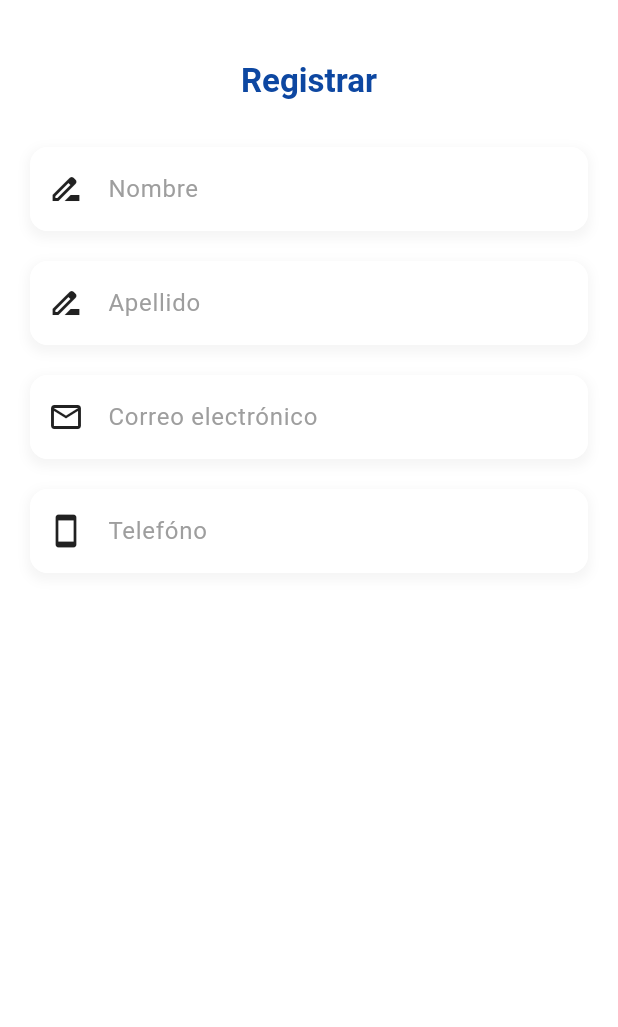
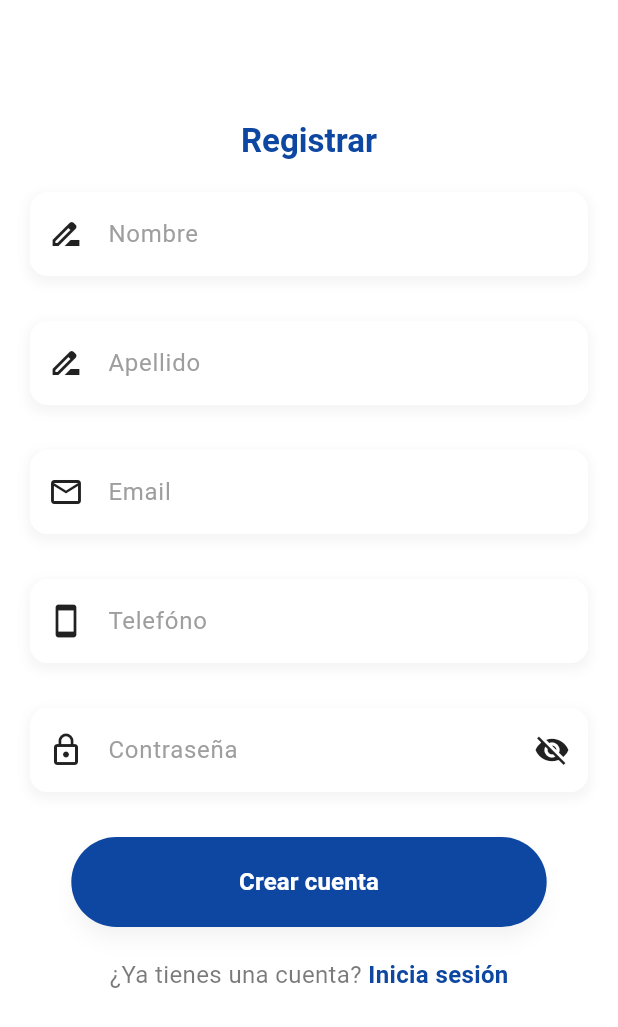
Before and after one commit to Danie0822/habbit_mobil_flutter, a Flutter app: the RegisterScreen screen opened directly, on a phone screen of 412 x 824 dp. Shown: the top 1027 px of the screen. Run offline on Flutter 3.47's test engine with Material 3 defaults, Android fonts, the phone set to English and light mode, and no system bars; our stand-ins replace animated_bottom_navigation_bar, go_router.

Commit message:
Pantalla de registro almost done

```diff
--- a/lib/routes/app_router.dart
+++ b/lib/routes/app_router.dart
@@ -6,7 +6,7 @@ final GoRouter router = GoRouter(
   routes: [
     GoRoute(
       path: '/',
-      builder: (context, state) => LoginScreen(),
+      builder: (context, state) => RegisterScreen(),
     ),
     GoRoute(
       path: '/main',
--- a/lib/screens/register_screen.dart
+++ b/lib/screens/register_screen.dart
@@ -1,7 +1,7 @@
-import 'dart:js';
-
 import 'package:flutter/gestures.dart';
 import 'package:flutter/material.dart';
+import 'package:flutter/services.dart';
+import 'package:go_router/go_router.dart';
 import 'package:habbit_mobil_flutter/common/styles/text.dart';
 import 'package:habbit_mobil_flutter/common/widgets/button.dart';
 import 'package:habbit_mobil_flutter/common/widgets/text_field.dart';
@@ -16,9 +16,10 @@ class RegisterScreen extends StatefulWidget {
   State<RegisterScreen> createState() => _RegisterScreenState();
 }
 
-class _RegisterScreenState extends State<RegisterScreen> with TickerProviderStateMixin{
-
+class _RegisterScreenState extends State<RegisterScreen>
+    with TickerProviderStateMixin {
   final _formKey = GlobalKey<FormState>();
+  bool showPassword = false;
 
   late AnimationController _fadeInController;
   late Animation<double> _fadeInAnimation;
@@ -28,7 +29,7 @@ class _RegisterScreenState extends State<RegisterScreen> with TickerProviderStat
     super.initState();
     _fadeInController = AnimationController(
       vsync: this,
-      duration: Duration(milliseconds: 500),
+      duration: const Duration(milliseconds: 500),
     );
     _fadeInAnimation = Tween<double>(begin: 0.0, end: 1.0).animate(
       CurvedAnimation(parent: _fadeInController, curve: Curves.easeInOut),
@@ -44,7 +45,7 @@ class _RegisterScreenState extends State<RegisterScreen> with TickerProviderStat
 
   @override
   Widget build(BuildContext context) {
-    final screenHeight = MediaQuery.of(context).size.height;
+    //final screenHeight = MediaQuery.of(context).size.height;
     final theme = Theme.of(context);
     final Color colorTexto = Theme.of(context).brightness == Brightness.light
         ? secondaryColor
@@ -52,12 +53,12 @@ class _RegisterScreenState extends State<RegisterScreen> with TickerProviderStat
 
     return Scaffold(
         backgroundColor: theme.backgroundColor,
-      body:  SingleChildScrollView(
+        body: SingleChildScrollView(
           child: Column(
             children: [
               AnimatedBuilder(
                   animation: _fadeInAnimation,
-              builder: (context, child){
+                  builder: (context, child) {
                     return Opacity(
                       opacity: _fadeInAnimation.value,
                       child: Container(
@@ -76,12 +77,13 @@ class _RegisterScreenState extends State<RegisterScreen> with TickerProviderStat
                               child: Column(
                                 crossAxisAlignment: CrossAxisAlignment.center,
                                 children: [
-                              const SizedBox(height: 20),
+                                  const SizedBox(height: 60),
                                   Text(
                                     "Registrar",
-                              style: AppStyles.headline6(context, colorTexto),
+                                    style: AppStyles.headline6(
+                                        context, colorTexto),
                                   ),
-                              const SizedBox(height: 20),
+                                  const SizedBox(height: 10),
                                   //Inicio de los txt para el formulario
                                   MyTextField(
                                     context: context,
@@ -90,6 +92,7 @@ class _RegisterScreenState extends State<RegisterScreen> with TickerProviderStat
                                     icon: Icons.drive_file_rename_outline,
                                     key: const Key('nombre'),
                                   ),
+                                  const SizedBox(height: 10),
                                   MyTextField(
                                     context: context,
                                     hint: "Apellido",
@@ -97,34 +100,99 @@ class _RegisterScreenState extends State<RegisterScreen> with TickerProviderStat
                                     icon: Icons.drive_file_rename_outline,
                                     key: const Key('apellido'),
                                   ),
+                                  const SizedBox(height: 10),
                                   MyTextField(
                                     context: context,
-                                hint: "Correo electrónico",
+                                    hint: "Email",
                                     isPassword: false,
                                     icon: Icons.email_outlined,
                                     key: const Key('email'),
                                   ),
+                                  const SizedBox(height: 10),
                                   MyTextField(
                                     context: context,
                                     hint: "Telefóno",
                                     isPassword: false,
                                     icon: Icons.smartphone,
-                                key: const Key('email'),
+                                    key: const Key('telefono'),
+                                    inputFormatters: <TextInputFormatter>[
+                                      FilteringTextInputFormatter.digitsOnly,
+                                      LengthLimitingTextInputFormatter(8),
+                                    ],
+                                  ),
+                                  const SizedBox(height: 10),
+                                  Stack(
+                                    children: [
+                                      MyTextField(
+                                        context: context,
+                                        hint: "Contraseña",
+                                        isPassword: !showPassword,
+                                        icon: Icons.lock_outline,
+                                        key: const Key('contraseña'),
+                                      ),
+                                      Positioned(
+                                        right: 0,
+                                        top: 14,
+                                        child: IconButton(
+                                          icon: Icon(showPassword
+                                              ? Icons.visibility
+                                              : Icons.visibility_off),
+                                          onPressed: () {
+                                            setState(() {
+                                              showPassword = !showPassword;
+                                            });
+                                          },
+                                        ),
+                                      ),
+                                    ],
+                                  ),
+                                  const SizedBox(height: 20),
+                                  Align(
+                                    alignment: Alignment.center,
+                                    child: CustomButton(
+                                      onPressed: () {
+                                        context.push('/main');
+                                      },
+                                      text: "Crear cuenta",
+                                    ),
+                                  ),
+                                  const SizedBox(height: 20),
+                                  Align(
+                                    alignment: Alignment.center,
+                                    child: Text.rich(
+                                      TextSpan(
+                                        text: "¿Ya tienes una cuenta? ",
+                                        style: TextStyle(
+                                          color: theme
+                                              .textTheme.bodyText2?.color
+                                              ?.withOpacity(0.6),
+                                          fontSize: 16,
+                                        ),
+                                        children: [
+                                          TextSpan(
+                                            text: "Inicia sesión",
+                                            style: TextStyle(
+                                              color: colorTexto,
+                                              fontWeight: FontWeight.bold,
+                                            ),
+                                            recognizer: TapGestureRecognizer()
+                                              ..onTap = () {
+                                                // Navigate to registration
+                                              },
+                                          ),
+                                        ],
+                                      ),
+                                  ),
                                 ),
                               ],
                             ),
                           )
                         ),
-
                       ),
                     );
-
-
                   }
               )
-
             ],
-
           ),
         )
     );
--- a/lib/screens/screens.dart
+++ b/lib/screens/screens.dart
@@ -5,3 +5,4 @@ export 'package:habbit_mobil_flutter/screens/messages_screen.dart';
 export 'package:habbit_mobil_flutter/screens/profile_screen.dart';
 export 'package:habbit_mobil_flutter/screens/main_screen.dart';
 export 'package:habbit_mobil_flutter/screens/login_screen.dart';
+export 'package:habbit_mobil_flutter/screens/register_screen.dart';
```
Lines whose indentation alone changed are shown as unchanged.
